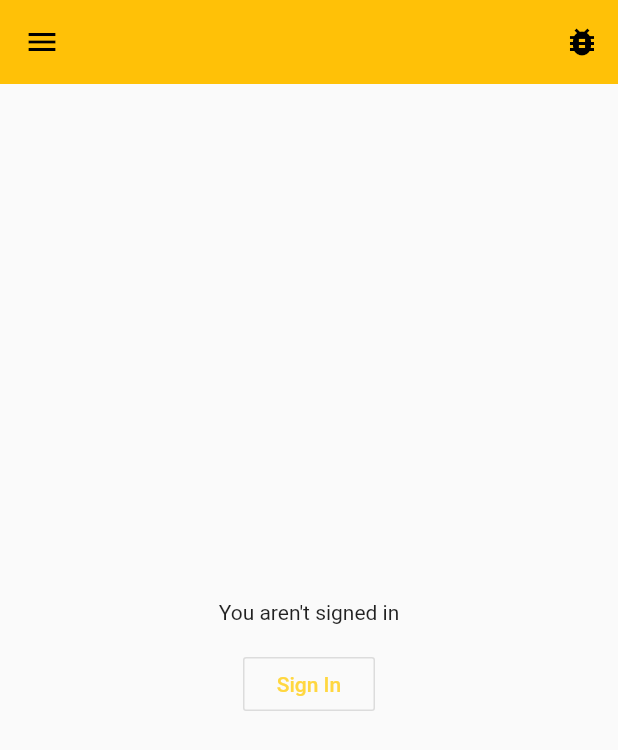
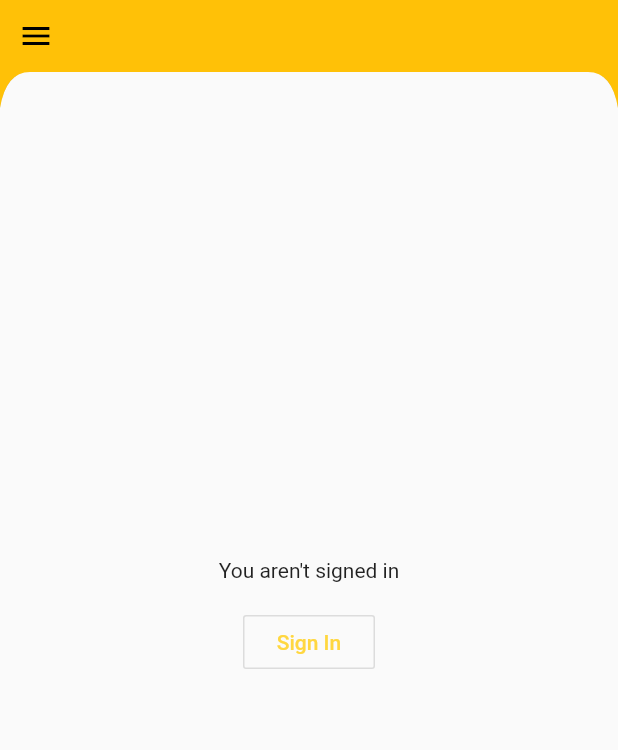
Before and after one commit to Charlie9830/handball-flutter, a Flutter app: the HomeScreen screen opened directly with empty values, on a phone screen of 412 x 824 dp. Shown: the top 750 px of the screen. Run offline on Flutter 3.47's test engine with Material 2 defaults, Android fonts, the phone set to English and light mode, and no system bars; our stand-ins replace circular_check_box, cloud_firestore, cloud_functions, firebase_auth, flutter_local_notifications, flutter_markdown and 9 more; missing offline and left inert: quick_actions, redux_logging; accounts and stored records are empty; Roboto replaces fonts that are missing (Archivo); project files that could hold a hidden picture were left out.

Commit message:
Feat: Visual improvements to Home Screen.

```diff
--- a/lib/presentation/Screens/HomeScreen/HomeScreen.dart
+++ b/lib/presentation/Screens/HomeScreen/HomeScreen.dart
@@ -6,6 +6,7 @@ import 'package:handball_flutter/keys.dart';
 import 'package:handball_flutter/models/HomeScreenViewModel.dart';
 import 'package:handball_flutter/presentation/Nothing.dart';
 import 'package:handball_flutter/presentation/ProjectMenu.dart';
+import 'package:handball_flutter/presentation/Screens/HomeScreen/HomeScreenAppBar.dart';
 import 'package:handball_flutter/presentation/Screens/HomeScreen/MultiSelectTaskAppBar.dart';
 import 'package:handball_flutter/presentation/TaskListsListView.dart';
 
@@ -29,13 +30,13 @@ class _HomeScreenState extends State<HomeScreen> {
 
   @override
   Widget build(BuildContext context) {
-    double preferredSizeHeight =
-        widget.viewModel.showOnlySelfTasks == true ? 56.0 + 48.0 : 56.0;
+  final double appBarsPreferredSize = 72;
 
     return Scaffold(
       key: homeScreenScaffoldKey,
+      extendBodyBehindAppBar: true,
       appBar: PreferredSize(
-          preferredSize: Size.fromHeight(preferredSizeHeight),
+        preferredSize: Size.fromHeight(appBarsPreferredSize),
         child: AnimatedCrossFade(
           firstChild: _getStandardAppBar(context),
           secondChild: MultiSelectTaskAppBar(
@@ -49,13 +50,15 @@ class _HomeScreenState extends State<HomeScreen> {
               ? CrossFadeState.showSecond
               : CrossFadeState.showFirst,
           duration: Duration(milliseconds: 250),
-          )),
+        ),
+      ),
       drawer: Drawer(
         child: AppDrawerContainer(),
       ),
       body: TaskListsListView(
         taskSlidableController: _taskSlidableController,
         taskListViewModels: widget.viewModel.taskListViewModels,
+        topPadding: widget.viewModel.showOnlySelfTasks ? 108 : 84,
         onAddNewTaskListButtonPressed:
             widget.viewModel.onAddNewTaskListButtonPressed,
         onAddNewProjectButtonPressed:
@@ -74,12 +77,11 @@ class _HomeScreenState extends State<HomeScreen> {
   }
 
   Widget _getStandardAppBar(BuildContext context) {
-    return AppBar(
-        title: Text(widget.viewModel.projectName ?? '',
-            style: TextStyle(fontFamily: 'Ubuntu')),
+    return HomeScreenAppBar(
+      title: widget.viewModel.projectName,
       actions: <Widget>[
         // Debug Button
-          if (true)
+        if (false)
           IconButton(
             icon: Icon(Icons.bug_report),
             onPressed: widget.viewModel.onDebugButtonPressed,
@@ -116,27 +118,95 @@ class _HomeScreenState extends State<HomeScreen> {
             onActivityFeedOpen: widget.viewModel.onActivityFeedOpen,
           ),
       ],
-        bottom: widget.viewModel.showOnlySelfTasks == true
-            ? PreferredSize(
-                preferredSize: Size.fromHeight(48),
-                child: Container(
-                    color: Theme.of(context).primaryColorLight,
-                    height: 48,
+      showBottom: widget.viewModel.showOnlySelfTasks == true,
+      bottom: Container(
+          padding: const EdgeInsets.symmetric(horizontal: 12),
+          color: Theme.of(context).accentColor,
           child: Row(
             mainAxisAlignment: MainAxisAlignment.spaceBetween,
             children: <Widget>[
-                        Padding(
-                          padding: const EdgeInsets.only(left: 8),
-                          child: Text("Showing only tasks assigned to you"),
-                        ),
+              Text("Showing only tasks assigned to you",
+                  style: Theme.of(context).textTheme.caption.copyWith(
+                      color: Theme.of(context).colorScheme.onSecondary)),
               FlatButton(
                 child: Text("Show All"),
-                          onPressed: () => widget.viewModel
-                              .onShowOnlySelfTasksChanged(false),
+                textColor: Theme.of(context).colorScheme.onSecondary,
+                onPressed: () =>
+                    widget.viewModel.onShowOnlySelfTasksChanged(false),
               )
             ],
           )),
-              )
-            : null);
+    );
   }
+  //   return PreferredSize(
+  //     preferredSize: Size.fromHeight(56),
+  //     child: ClipPath(
+  //       clipper: AppBarClipper(),
+  //       child: AppBar(
+  //           title: Text(widget.viewModel.projectName ?? '',
+  //               style: TextStyle(fontFamily: 'Ubuntu')),
+  //           actions: <Widget>[
+  //             // Debug Button
+  //             if (true)
+  //               IconButton(
+  //                 icon: Icon(Icons.bug_report),
+  //                 onPressed: widget.viewModel.onDebugButtonPressed,
+  //               ),
+
+  //             if (EnableStates.of(context).state.isProjectSelected)
+  //               IconButton(
+  //                 icon: Icon(Icons.playlist_add),
+  //                 onPressed: widget.viewModel.onAddNewTaskListButtonPressed,
+  //               ),
+
+  //             // Share Button
+  //             if (EnableStates.of(context).state.isProjectMenuEnabled)
+  //               IconButton(
+  //                 icon: Icon(Icons.share),
+  //                 onPressed: widget.viewModel.onShareProjectButtonPressed,
+  //               ),
+
+  //             // Project Menu
+  //             if (EnableStates.of(context).state.isProjectMenuEnabled)
+  //               ProjectMenu(
+  //                 onSetListSorting: widget.viewModel.onSetListSorting,
+  //                 listSorting: widget.viewModel.listSorting,
+  //                 showOnlySelfTasks: widget.viewModel.showOnlySelfTasks,
+  //                 onShowOnlySelfTasksChanged:
+  //                     widget.viewModel.onShowOnlySelfTasksChanged,
+  //                 isProjectShared: widget.viewModel.isProjectShared,
+  //                 showCompletedTasks: widget.viewModel.showCompletedTasks,
+  //                 onShowCompletedTasksChanged:
+  //                     widget.viewModel.onShowCompletedTasksChanged,
+  //                 onRenameProject: widget.viewModel.onRenameProject,
+  //                 onUndoAction: widget.viewModel.onUndoAction,
+  //                 onArchiveProject: widget.viewModel.onArchiveProject,
+  //                 onActivityFeedOpen: widget.viewModel.onActivityFeedOpen,
+  //               ),
+  //           ],
+  //           bottom: widget.viewModel.showOnlySelfTasks == true
+  //               ? PreferredSize(
+  //                   preferredSize: Size.fromHeight(48),
+  //                   child: Container(
+  //                       color: Theme.of(context).primaryColorLight,
+  //                       height: 48,
+  //                       child: Row(
+  //                         mainAxisAlignment: MainAxisAlignment.spaceBetween,
+  //                         children: <Widget>[
+  //                           Padding(
+  //                             padding: const EdgeInsets.only(left: 8),
+  //                             child: Text("Showing only tasks assigned to you"),
+  //                           ),
+  //                           FlatButton(
+  //                             child: Text("Show All"),
+  //                             onPressed: () => widget.viewModel
+  //                                 .onShowOnlySelfTasksChanged(false),
+  //                           )
+  //                         ],
+  //                       )),
+  //                 )
+  //               : null),
+  //     ),
+  //   );
+  // }
 }
--- /dev/null
+++ b/lib/presentation/Screens/HomeScreen/HomeScreenAppBar.dart
@@ -0,0 +1,125 @@
+import 'package:flutter/material.dart';
+import 'package:handball_flutter/presentation/PredicateBuilder.dart';
+
+class HomeScreenAppBar extends StatelessWidget implements PreferredSizeWidget {
+  final String title;
+  final Color backgroundColor;
+  final List<Widget> actions;
+  final bool showBottom;
+  final Widget bottom;
+  final Widget leading;
+
+  final _prefferedSize = 72.0;
+
+  const HomeScreenAppBar(
+      {Key key,
+      this.title,
+      this.actions,
+      this.showBottom = false,
+      this.bottom,
+      this.leading,
+      this.backgroundColor})
+      : super(key: key);
+
+  @override
+  Widget build(BuildContext context) {
+    final _backgroundColor =
+        this.backgroundColor ?? Theme.of(context).primaryColor;
+    final bgColorLuminance = _backgroundColor.computeLuminance();
+    final iconTheme = bgColorLuminance > 0.5
+        ? Theme.of(context).primaryIconTheme.copyWith(color: Colors.black)
+       : Theme.of(context).primaryIconTheme.copyWith(color: Colors.white);
+
+    final textStyle = bgColorLuminance > 0.5 ? Theme.of(context).primaryTextTheme.title.copyWith(
+      color: Colors.black,
+      fontFamily: 'Ubuntu'
+    ) : Theme.of(context).primaryTextTheme.title.copyWith(
+      color: Colors.white,
+      fontFamily: 'Ubuntu'
+    );
+
+    return IconTheme(
+      data: iconTheme,
+      child: Stack(
+        children: <Widget>[
+          AnimatedPositioned(
+            duration: Duration(milliseconds: 150),
+            bottom: showBottom == true ? 0 : 24,
+            left: 0,
+            right: 0,
+            child: Container(
+              alignment: Alignment.center,
+              child: bottom,
+              height: 24,
+            ),
+          ),
+          ClipPath(
+            clipper: _AppBarClipper(),
+            child: Material(
+              color: _backgroundColor,
+              elevation: 4.0,
+              child: SafeArea(
+                top: true,
+                child: Container(
+                    height: _prefferedSize,
+                    child: Column(
+                      mainAxisAlignment: MainAxisAlignment.start,
+                      mainAxisSize: MainAxisSize.min,
+                      children: <Widget>[
+                        // Main AppBar Contents
+                        Container(
+                          child: Row(
+                            children: <Widget>[
+                              leading ??
+                                  IconButton(
+                                    icon: Icon(Icons.menu),
+                                    onPressed: () =>
+                                        Scaffold.of(context).openDrawer(),
+                                  ),
+                              Expanded(
+                                child: Text(title ?? '',
+                                    style: textStyle,
+                                    overflow: TextOverflow.ellipsis,),
+                              ),
+                              Row(
+                                mainAxisAlignment: MainAxisAlignment.end,
+                                children: actions,
+                              )
+                            ],
+                          ),
+                        ),
+                      ],
+                    )),
+              ),
+            ),
+          ),
+        ],
+      ),
+    );
+  }
+
+  @override
+  Size get preferredSize => Size.fromHeight(_prefferedSize);
+}
+
+class _AppBarClipper extends CustomClipper<Path> {
+  @override
+  Path getClip(Size size) {
+    final path = Path();
+
+    path.lineTo(size.width, 0);
+    path.lineTo(size.width, size.height);
+    path.quadraticBezierTo(
+        size.width - 4, size.height - 24, size.width - 20, size.height - 24);
+    path.lineTo(20, size.height - 24);
+    path.quadraticBezierTo(4, size.height - 24, 0, size.height);
+    path.close();
+
+    return path;
+  }
+
+  @override
+  bool shouldReclip(CustomClipper<Path> oldClipper) {
+    return true;
+  }
+}
--- a/lib/presentation/Screens/HomeScreen/MultiSelectTaskAppBar.dart
+++ b/lib/presentation/Screens/HomeScreen/MultiSelectTaskAppBar.dart
@@ -1,4 +1,5 @@
 import 'package:flutter/material.dart';
+import 'package:handball_flutter/presentation/Screens/HomeScreen/HomeScreenAppBar.dart';
 
 class MultiSelectTaskAppBar extends StatelessWidget {
   final dynamic onCancel;
@@ -18,14 +19,13 @@ class MultiSelectTaskAppBar extends StatelessWidget {
 
   @override
   Widget build(BuildContext context) {
-    return AppBar(
+    return HomeScreenAppBar(
       backgroundColor: Theme.of(context).colorScheme.secondary,
-      automaticallyImplyLeading: false,
       leading: IconButton(
         icon: Icon(Icons.close),
         onPressed: onCancel,
       ),
-      title: Text('Select Tasks'),
+      title: 'Select Tasks',
       actions: <Widget>[
         IconButton(
           icon: Icon(Icons.move_to_inbox),
--- a/lib/presentation/TaskList/TaskListHeader.dart
+++ b/lib/presentation/TaskList/TaskListHeader.dart
@@ -39,7 +39,6 @@ class TaskListHeader extends StatelessWidget {
   @override
   Widget build(BuildContext context) {
     return Container(
-      color: Theme.of(context).canvasColor,
       child: new Container(
         margin: EdgeInsets.symmetric(horizontal: 4, vertical: 4),
         padding: EdgeInsets.symmetric(vertical: 0, horizontal: 0),
@@ -48,7 +47,7 @@ class TaskListHeader extends StatelessWidget {
             border: Border.all(
               color: Theme.of(context).colorScheme.onSurface,
             ),
-            borderRadius: BorderRadius.all(Radius.circular(8))),
+            borderRadius: BorderRadius.all(Radius.circular(16))),
         child: Row(
           children: <Widget>[
             TaskListSettingsMenu(
--- a/lib/presentation/TaskListsListView.dart
+++ b/lib/presentation/TaskListsListView.dart
@@ -12,6 +12,7 @@ import 'package:handball_flutter/presentation/TaskList/TaskListHeader.dart';
 class TaskListsListView extends StatelessWidget {
   final List<TaskListViewModel> taskListViewModels;
   final SlidableController taskSlidableController;
+  final double topPadding;
   final dynamic onAddNewTaskListButtonPressed;
   final dynamic onAddNewProjectButtonPressed;
   final dynamic onLogInButttonPress;
@@ -19,6 +20,7 @@ class TaskListsListView extends StatelessWidget {
   TaskListsListView(
       {Key key,
       this.taskListViewModels,
+      this.topPadding,
       this.taskSlidableController,
       this.onAddNewTaskListButtonPressed,
       this.onAddNewProjectButtonPressed,
@@ -31,10 +33,13 @@ class TaskListsListView extends StatelessWidget {
 
     var taskLists = _buildTaskLists(context, taskListViewModels, taskSlidableController);
 
-    var listView = ListView(
+    var listView = Padding(
+      padding: EdgeInsets.only(top: topPadding),
+      child: ListView(
+      padding: EdgeInsets.only(top: 0), // Stops ListView interferring with the Padding Parent above.
       shrinkWrap: showHintsMask == true,
       children: taskLists,
-    );
+    ));
 
     return PredicateBuilder(
         predicate: () => showHintsMask == true,
```
Lines whose indentation alone changed are shown as unchanged.
